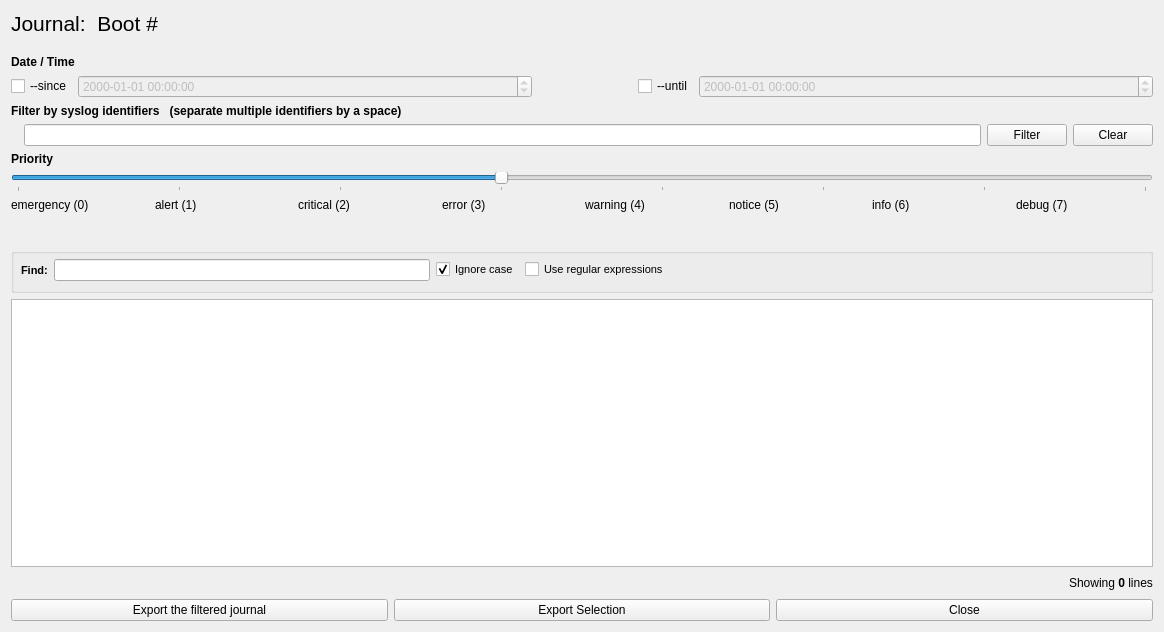
This is ui/showbootlog.ui in pentix/qjournalctl as Qt 5 draws it before an edit. The edited form follows.
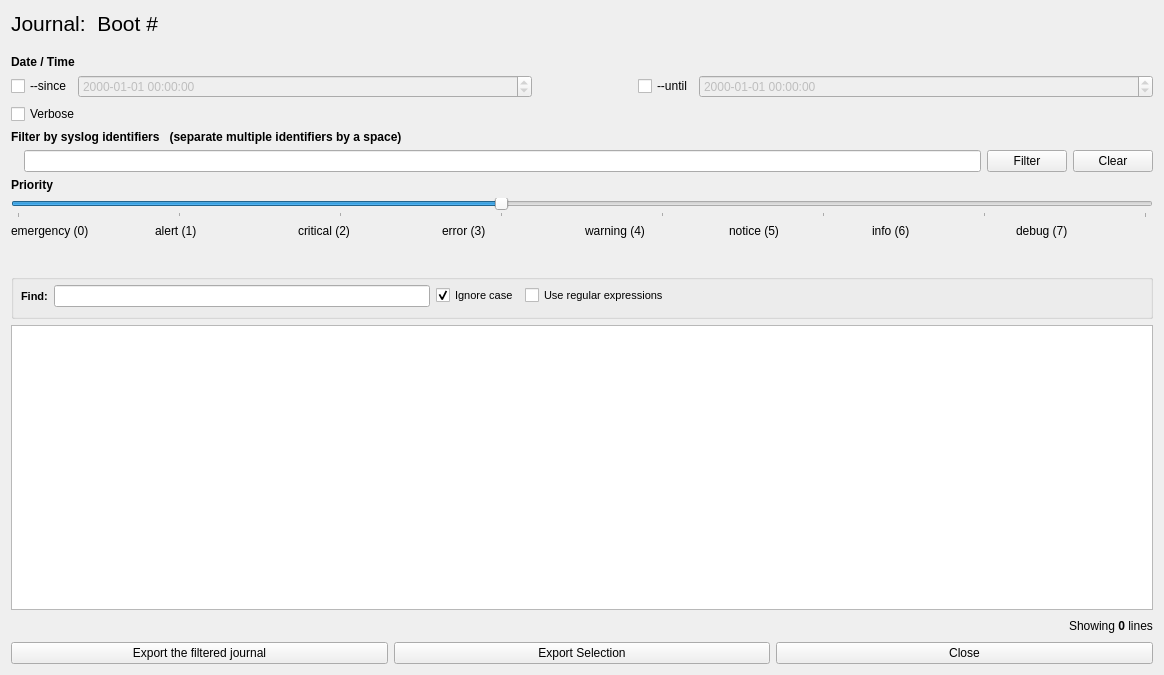
This is the edited form. Icons and pictures are not drawn.

Commit message: ShowBootLog: Add --output=verbose option

What changed in the file:
```diff
--- a/ui/showbootlog.ui
+++ b/ui/showbootlog.ui
@@ -10,7 +10,7 @@
     <x>0</x>
     <y>0</y>
     <width>1164</width>
-    <height>632</height>
+    <height>675</height>
    </rect>
   </property>
   <property name="windowTitle">
@@ -207,6 +207,13 @@
        </item>
       </layout>
      </item>
+     <item>
+      <widget class="QCheckBox" name="verboseCheckBox">
+       <property name="text">
+        <string>Verbose</string>
+       </property>
+      </widget>
+     </item>
      <item>
       <widget class="QLabel" name="label_12">
        <property name="font">
```
The commit also changes 2 other files.
